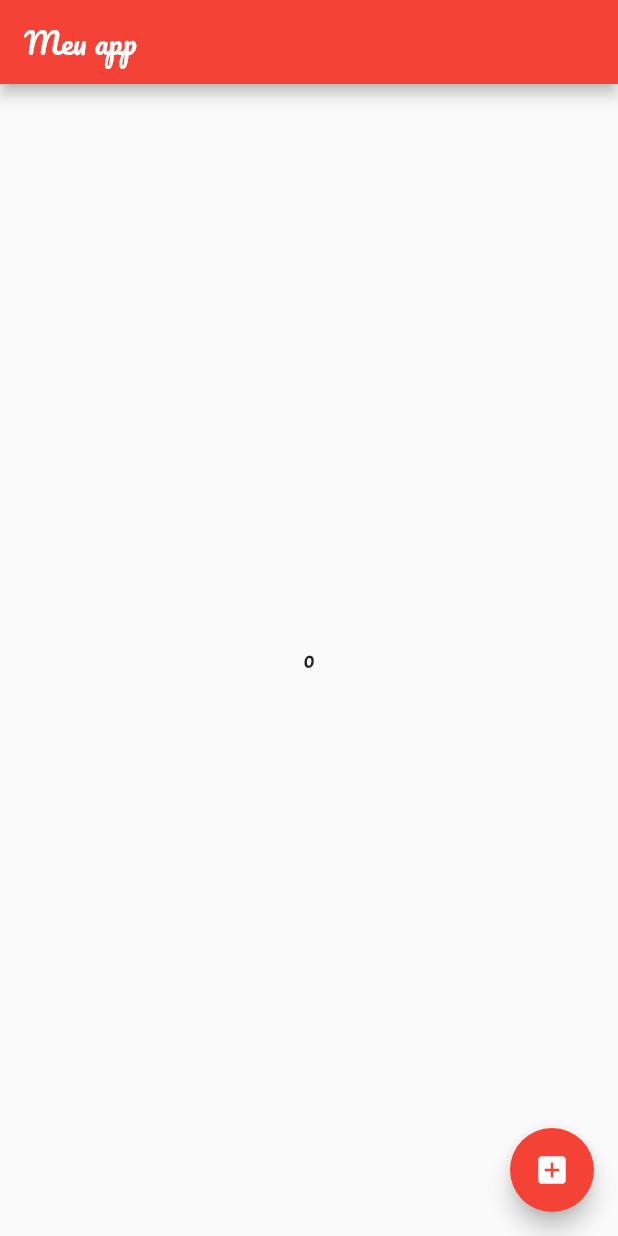
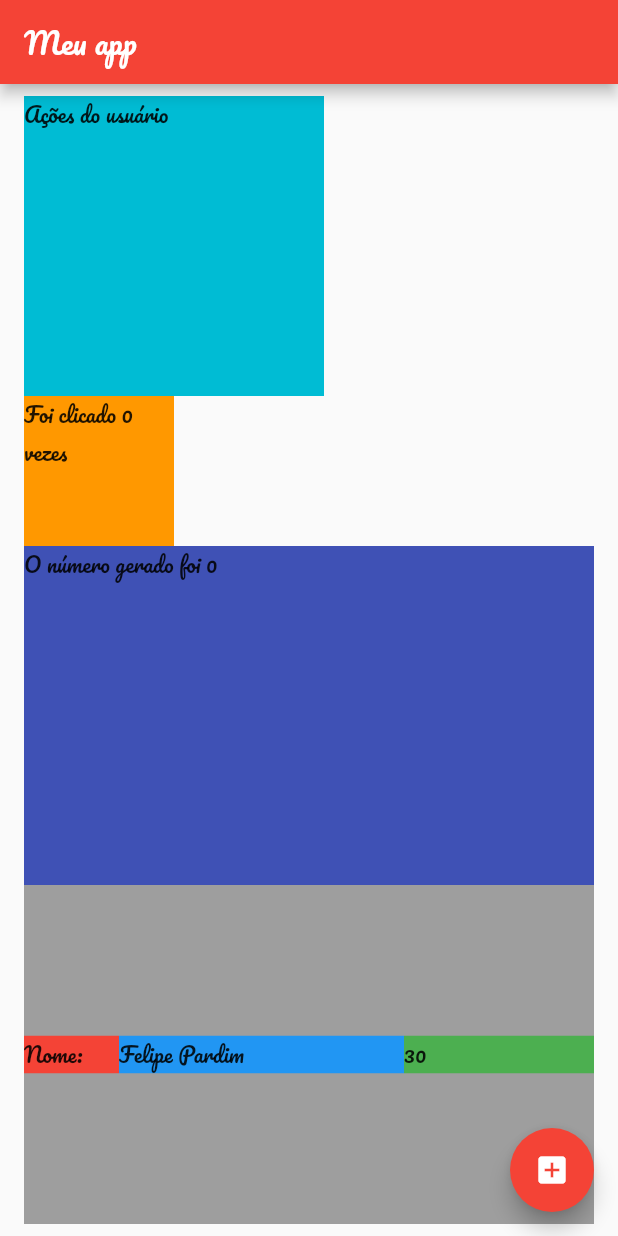
Before and after one commit to Fefefx/trilha-flutter, a Flutter app: the screen it shows after launch, on a phone screen of 412 x 824 dp. Run offline on Flutter 3.47's test engine with Material 2 defaults, Android fonts, the phone set to English and light mode, and no system bars; our stand-ins replace google_fonts.

Commit message:
feat (columns): columns rows

```diff
--- a/lib/pages/home_page.dart
+++ b/lib/pages/home_page.dart
@@ -11,6 +11,7 @@ class HomePage extends StatefulWidget {
 
 class _HomePageState extends State<HomePage> {
   var generateNumber = 0;
+  var quantityClick = 0;
 
   @override
   Widget build(BuildContext context) {
@@ -21,14 +22,75 @@ class _HomePageState extends State<HomePage> {
           // style: GoogleFonts.pacifico()
         ),
       ),
-      body: Center(
-          child: Text(
-        generateNumber.toString(),
-        // style: GoogleFonts.acme(fontSize: 20),
-      )),
+      body: Container(
+        width: double.infinity,
+        margin: const EdgeInsets.symmetric(horizontal: 16, vertical: 8),
+        child: Column(
+          crossAxisAlignment: CrossAxisAlignment.start,
+          mainAxisAlignment: MainAxisAlignment.start,
+          children: [
+            Container(
+              width: 200,
+              height: 200,
+              color: Colors.cyan,
+              child: const Text(
+                "Ações do usuário",
+                // style: GoogleFonts.acme(fontSize: 20),
+              ),
+            ),
+            SizedBox(
+              width: 100,
+              height: 100,
+              child: Container(
+                color: Colors.orange,
+                child: Text(
+                  "Foi clicado $quantityClick vezes",
+                  // style: GoogleFonts.acme(fontSize: 20),
+                ),
+              ),
+            ),
+            Expanded(
+              child: Container(
+                width: double.infinity,
+                color: Colors.indigo,
+                child: Text(
+                  "O número gerado foi $generateNumber",
+                  // style: GoogleFonts.acme(fontSize: 20),
+                ),
+              ),
+            ),
+            Expanded(
+              child: Container(
+                width: double.infinity,
+                color: Colors.grey,
+                child: Row(
+                  mainAxisAlignment: MainAxisAlignment.start,
+                  children: [
+                    Expanded(
+                        flex: 1,
+                        child: Container(
+                            color: Colors.red, child: const Text("Nome: "))),
+                    Expanded(
+                        flex: 3,
+                        child: Container(
+                            color: Colors.blue,
+                            child: const Text("Felipe Pardim  "))),
+                    Expanded(
+                        flex: 2,
+                        child: Container(
+                            color: Colors.green, child: const Text("30"))),
+                  ],
+                ),
+              ),
+            )
+          ],
+        ),
+      ),
       floatingActionButton: FloatingActionButton(
           onPressed: () => {
                 setState(() {
+                  quantityClick++;
+
                   generateNumber =
                       GenerateRandomNumberService.generateRandomNumber(100000);
                 })
```
